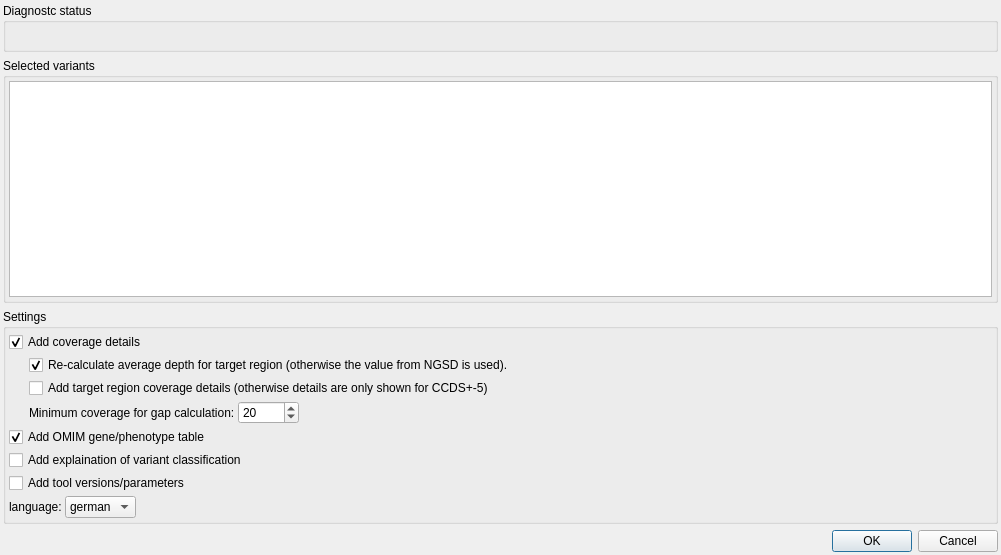
Qt form src/GSvar/ReportDialog.ui (imgag/ngs-bits) before a commit.
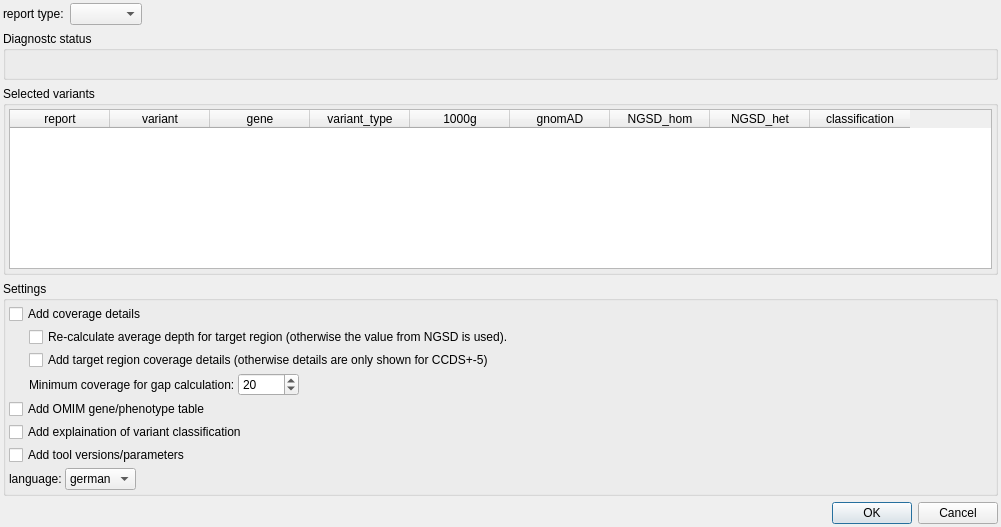
The same form after that commit. Icons and pictures are not drawn. Custom widgets are drawn as their Qt base class.

Commit message:
Gsvar report refactoring (#45)
GSvar:
- Implemented report configuration of variants (create, load, store) and use for reports
- Added 'Gene' tab
- Refactoring of preferred transcripts and special regions functionality
- Gap dialog: Added category for overlap with splice regions of preferred transcript (+-6 to +-20 bases)
- Added highlighting of imprinting genes in CNV and ROH tables
- Filters: added button to clear filters

NGSDExportGenes: Added more columns

```diff
--- a/src/GSvar/ReportDialog.ui
+++ b/src/GSvar/ReportDialog.ui
@@ -7,7 +7,7 @@
     <x>0</x>
     <y>0</y>
     <width>1001</width>
-    <height>555</height>
+    <height>527</height>
    </rect>
   </property>
   <property name="windowTitle">
@@ -29,6 +29,37 @@
    <property name="bottomMargin">
     <number>3</number>
    </property>
+   <item>
+    <layout class="QHBoxLayout" name="horizontalLayout_7">
+     <item>
+      <widget class="QLabel" name="label_2">
+       <property name="text">
+        <string>report type:</string>
+       </property>
+      </widget>
+     </item>
+     <item>
+      <widget class="QComboBox" name="variant_type">
+       <property name="sizeAdjustPolicy">
+        <enum>QComboBox::AdjustToContents</enum>
+       </property>
+      </widget>
+     </item>
+     <item>
+      <spacer name="horizontalSpacer_7">
+       <property name="orientation">
+        <enum>Qt::Horizontal</enum>
+       </property>
+       <property name="sizeHint" stdset="0">
+        <size>
+         <width>40</width>
+         <height>20</height>
+        </size>
+       </property>
+      </spacer>
+     </item>
+    </layout>
+   </item>
    <item>
     <widget class="QGroupBox" name="groupBox_2">
      <property name="title">
@@ -120,6 +151,51 @@
         <attribute name="verticalHeaderVisible">
          <bool>false</bool>
         </attribute>
+        <column>
+         <property name="text">
+          <string>report</string>
+         </property>
+        </column>
+        <column>
+         <property name="text">
+          <string>variant</string>
+         </property>
+        </column>
+        <column>
+         <property name="text">
+          <string>gene</string>
+         </property>
+        </column>
+        <column>
+         <property name="text">
+          <string>variant_type</string>
+         </property>
+        </column>
+        <column>
+         <property name="text">
+          <string>1000g</string>
+         </property>
+        </column>
+        <column>
+         <property name="text">
+          <string>gnomAD</string>
+         </property>
+        </column>
+        <column>
+         <property name="text">
+          <string>NGSD_hom</string>
+         </property>
+        </column>
+        <column>
+         <property name="text">
+          <string>NGSD_het</string>
+         </property>
+        </column>
+        <column>
+         <property name="text">
+          <string>classification</string>
+         </property>
+        </column>
        </widget>
       </item>
      </layout>
@@ -155,7 +231,7 @@
          <string>Add coverage details</string>
         </property>
         <property name="checked">
-         <bool>true</bool>
+         <bool>false</bool>
         </property>
        </widget>
       </item>
@@ -183,7 +259,7 @@
            <string>Re-calculate average depth for target region (otherwise the value from NGSD is used).</string>
           </property>
           <property name="checked">
-           <bool>true</bool>
+           <bool>false</bool>
           </property>
          </widget>
         </item>
@@ -278,7 +354,7 @@
          <string>Add OMIM gene/phenotype table</string>
         </property>
         <property name="checked">
-         <bool>true</bool>
+         <bool>false</bool>
         </property>
        </widget>
       </item>
```
Left out of the diff: 11 changed lines with no effect on the pictures. The commit also changes 103 other files.
